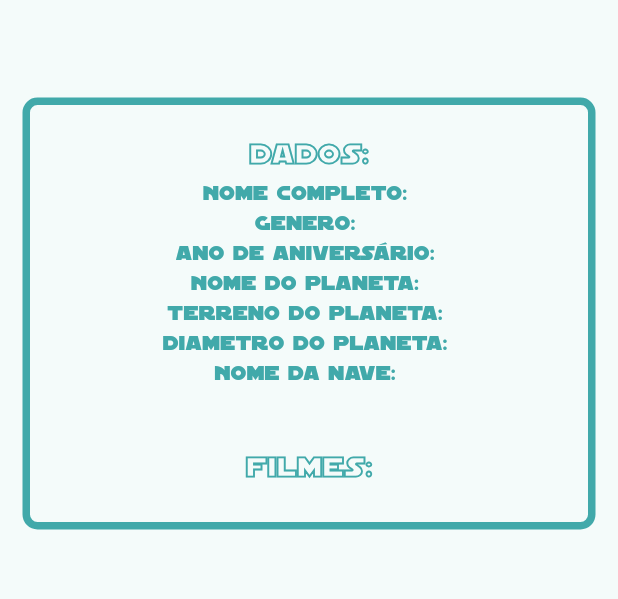
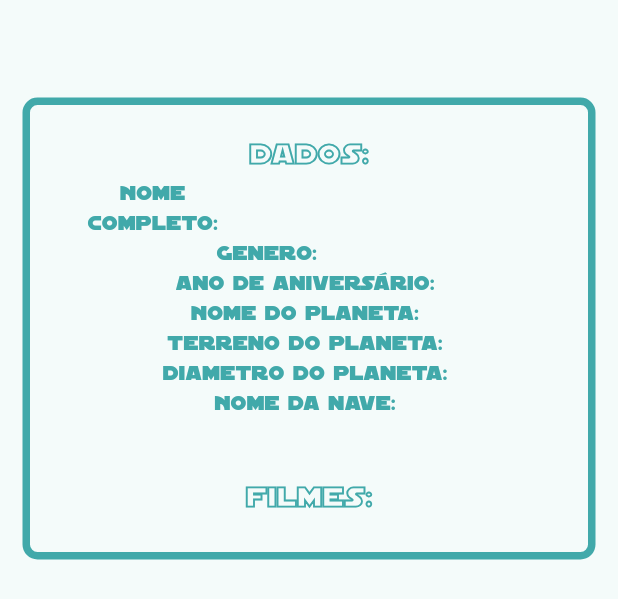
Before and after one commit to Rextecoetter/fstarwars, a Flutter app: the CharacterDetailDataWidget widget shown alone on an empty page, opened directly with empty values, on a phone screen of 412 x 824 dp. Shown: the top 599 px of the screen. Run offline on Flutter 3.47's test engine with Material 2 defaults, Android fonts, the phone set to English and light mode, and no system bars; our stand-ins replace dio, get, loading_animation_widget; network calls fail.

Commit message:
editando layout do detalhe de personagem

```diff
--- a/lib/app/pages/character_detail/widgets/character_detail_data_widget.dart
+++ b/lib/app/pages/character_detail/widgets/character_detail_data_widget.dart
@@ -1,3 +1,4 @@
+import 'package:auto_size_text/auto_size_text.dart';
 import 'package:flutter/material.dart';
 import 'package:fstarwars/app/models/character_model.dart';
 
@@ -41,40 +42,68 @@ class CharacterDetailDataWidget extends StatelessWidget {
                     ],
                   ),
                   Row(
-                    mainAxisAlignment: MainAxisAlignment.center,
                     children: [
-                      const Text(
-                        'Nome completo: ',
+                      Column(
+                        children: [
+                          SizedBox(
+                            width: MediaQuery.of(context).size.width * .3,
+                            child: const AutoSizeText(
+                              'Nome completo:',
+                              textAlign: TextAlign.center,
                               style: TextStyle(
                                 fontFamily: 'Dgalaxy',
                                 color: Color(0XFF41A9AA),
                               ),
                             ),
+                          ),
+                        ],
+                      ),
+                      Column(
+                        children: [
+                          SizedBox(
+                            child: Flexible(
+                              child: AutoSizeText(
+                                characterModel.name,
+                                textAlign: TextAlign.center,
+                                maxLines: 2,
+                                style: const TextStyle(
+                                  fontFamily: 'Dgalaxy',
+                                  color: Color(0XFF41A9AA),
+                                ),
+                              ),
+                            ),
+                          )
+                        ],
+                      ),
+                    ],
+                  ),
+                  Row(
+                    mainAxisAlignment: MainAxisAlignment.center,
+                    children: [
+                      Column(
+                        children: [
+                          SizedBox(
+                            width: MediaQuery.of(context).size.width * .3,
+                            child: const Text(
+                              'Genero: ',
+                              style: TextStyle(
+                                fontFamily: 'Dgalaxy',
+                                color: Color(0XFF41A9AA),
+                              ),
+                            ),
+                          ),
+                        ],
+                      ),
+                      Column(
+                        children: [
                           Text(
-                        characterModel.name,
+                            characterModel.gender,
                             style: const TextStyle(
                               fontFamily: 'Dgalaxy',
                               color: Color(0XFF41A9AA),
                             ),
                           ),
                         ],
-                  ),
-                  Row(
-                    mainAxisAlignment: MainAxisAlignment.center,
-                    children: [
-                      const Text(
-                        'Genero: ',
-                        style: TextStyle(
-                          fontFamily: 'Dgalaxy',
-                          color: Color(0XFF41A9AA),
-                        ),
-                      ),
-                      Text(
-                        characterModel.gender,
-                        style: const TextStyle(
-                          fontFamily: 'Dgalaxy',
-                          color: Color(0XFF41A9AA),
-                        ),
                       ),
                     ],
                   ),
@@ -116,21 +145,61 @@ class CharacterDetailDataWidget extends StatelessWidget {
                       ),
                     ],
                   ),
+                  // RichText(
+                  //   text: const TextSpan(
+                  //     children: [
+                  //       TextSpan(
+                  //         text: 'Texto com estilo 1',
+                  //         style: TextStyle(
+                  //           fontSize: 16,
+                  //           fontWeight: FontWeight.bold,
+                  //           color: Colors.black,
+                  //         ),
+                  //       ),
+                  //       TextSpan(
+                  //         text:
+                  //             'Texto com estilo 2Texto com estilo 2Texto com estilo 2Texto com estilo 2Texto com estilo 2Texto com estilo 2Texto com estilo 2Texto com estilo 2Texto com estilo 2Texto com estilo 2Texto com estilo 2Texto com estilo 2Texto com estilo 2Texto com estilo 2',
+                  //         style: TextStyle(
+                  //           fontSize: 14,
+                  //           fontStyle: FontStyle.italic,
+                  //           color: Colors.blue,
+                  //         ),
+                  //       ),
+                  //     ],
+                  //   ),
+                  // ),
+                  // Row(
+                  //   mainAxisAlignment: MainAxisAlignment.center,
+                  //   children: [
+                  //     const Text(
+                  //       'Terreno do planeta: ',
+                  //       style: TextStyle(
+                  //         fontFamily: 'Dgalaxy',
+                  //         color: Color(0XFF41A9AA),
+                  //       ),
+                  //     ),
+                  //     Flexible(
+                  //       child: Text('Terreno do planeta: {$characterModel.homeWorld.terrain}',
+                  //         maxLines: 5,
+                  //         style: const TextStyle(
+                  //           fontFamily: 'Dgalaxy',
+                  //           color: Color(0XFF41A9AA),
+                  //         ),
+                  //       ),
+                  //     ),
+                  //   ],
+                  // ),
                   Row(
                     mainAxisAlignment: MainAxisAlignment.center,
                     children: [
-                      const Text(
-                        'Terreno do planeta: ',
-                        style: TextStyle(
+                      Flexible(
+                        child: Text(
+                          'Terreno do planeta: ${characterModel.homeWorld.terrain}',
+                          maxLines: 5,
+                          style: const TextStyle(
                             fontFamily: 'Dgalaxy',
                             color: Color(0XFF41A9AA),
                           ),
-                      ),
-                      Text(
-                        characterModel.homeWorld.terrain,
-                        style: const TextStyle(
-                          fontFamily: 'Dgalaxy',
-                          color: Color(0XFF41A9AA),
                         ),
                       ),
                     ],
@@ -188,7 +257,7 @@ class CharacterDetailDataWidget extends StatelessWidget {
                             fontWeight: FontWeight.w700),
                       ),
                     ],
-                  )
+                  ),
                 ],
               ),
             ),
--- a/pubspec.yaml
+++ b/pubspec.yaml
@@ -34,6 +34,7 @@ dependencies:
   get: ^4.6.5
   dio: ^5.2.1+1
   flutter_dotenv: ^5.1.0
+  auto_size_text: ^3.0.0
 
 
   # The following adds the Cupertino Icons font to your application.
```
Also changed, not shown: pubspec.lock. Lines whose indentation alone changed are shown as unchanged.
